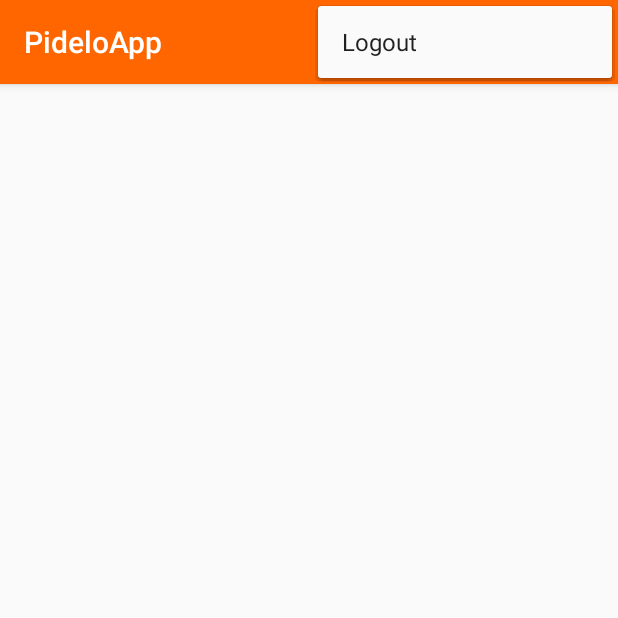
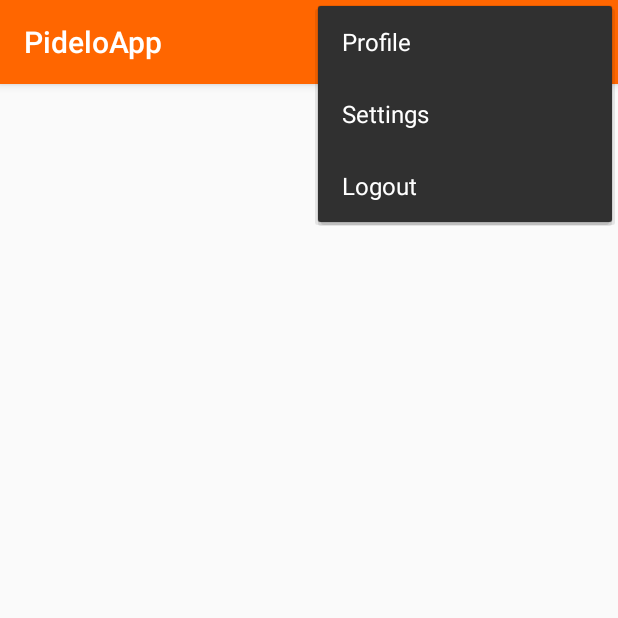
Before and after one commit to danielCH26/DevelopX-TeamMovil, an Android app: the Welcome screen opened directly, with no data from a screen before it, with the options menu open, on a phone screen of 412 x 824 dp, the top half of it. Run offline under Robolectric (Android 15) with nearby library versions, the phone set to English and light mode, and no system bars; our stand-ins replace Firebase (no records; nobody signed in at launch, a user with empty details on screens opened directly).

```diff
--- a/app/src/main/res/layout/activity_welcome.xml
+++ b/app/src/main/res/layout/activity_welcome.xml
@@ -15,7 +15,7 @@
         android:background="@color/naranja"
         android:elevation="4dp"
         android:theme="@style/ThemeOverlay.AppCompat.ActionBar"
-        app:popupTheme="@style/ThemeOverlay.AppCompat.Light"
+        app:popupTheme="@style/ThemeOverlay.AppCompat.Dark"
         tools:ignore="MissingConstraints" />
 
 
--- a/app/src/main/res/menu/menu_welcome_activity.xml
+++ b/app/src/main/res/menu/menu_welcome_activity.xml
@@ -9,10 +9,16 @@
         app:showAsAction="always"/>
 
     <item
+        android:id="@+id/actionProfile"
+        android:icon="@android:drawable/ic_menu_preferences"
+        android:title="@string/txtActionProfile"
+        app:showAsAction="never"/>
+
+    <item
         android:id="@+id/actionSettings"
         android:icon="@android:drawable/ic_menu_preferences"
         android:title="@string/txtActionSettings"
-        app:showAsAction="always"/>
+        app:showAsAction="never"/>
 
     <item
         android:id="@+id/actionLogout"
--- a/app/src/main/res/values/strings.xml
+++ b/app/src/main/res/values/strings.xml
@@ -16,5 +16,6 @@
     <string name="txtRole">Role</string>
     <string name="txtAlreadyRegister">Have you already registered?</string>
     <string name="txtPhone">Phone</string>
+    <string name="txtActionProfile">Profile</string>
 
 </resources>
```
Also changed, not shown: app/src/main/java/com/example/pideloapp/Welcome.java (+14 -1 lines), 1 other file.
